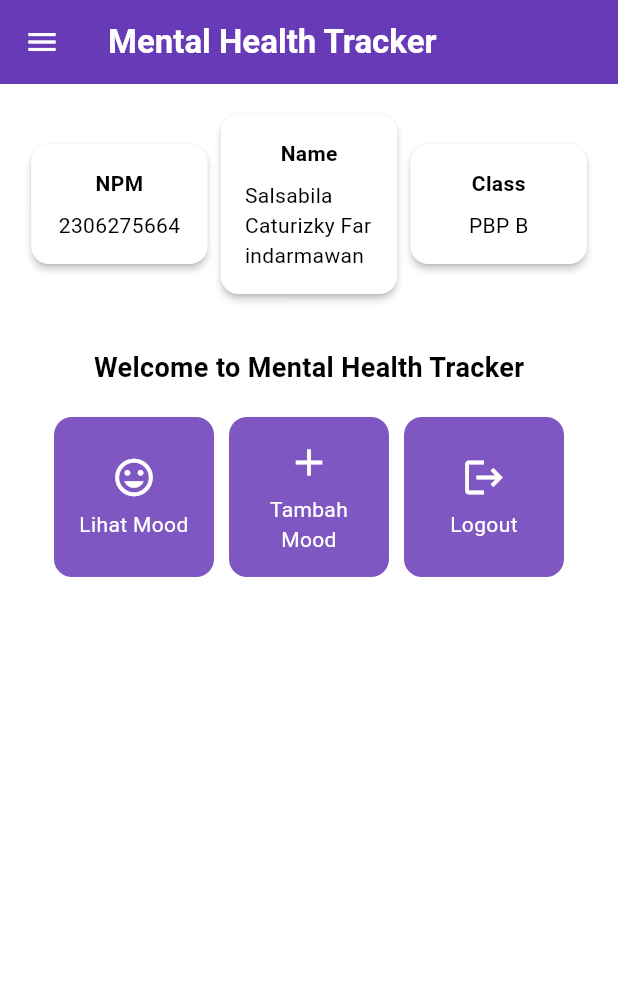
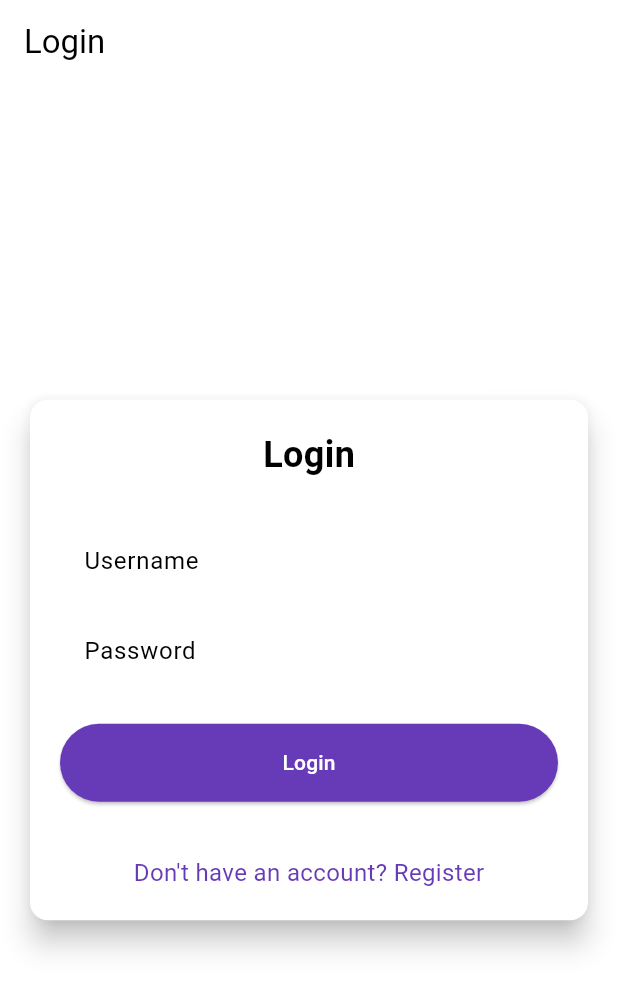
Before and after one commit to salsabilactrzky/mental-health-tracker-mobile, a Flutter app: the screen it shows after launch, on a phone screen of 412 x 824 dp. Shown: the top 991 px of the screen. Run offline on Flutter 3.47's test engine with Material 3 defaults, Android fonts, the phone set to English and light mode, and no system bars; missing offline and left inert: pbp_django_auth.

Commit message:
Tutorial 8

```diff
--- a/lib/main.dart
+++ b/lib/main.dart
@@ -1,5 +1,8 @@
 import 'package:flutter/material.dart';
-import 'package:mental_health_tracker/screens/menu.dart';
+import 'package:mental_health_tracker/screens/login.dart';
+// import 'package:mental_health_tracker/screens/menu.dart';
+import 'package:pbp_django_auth/pbp_django_auth.dart';
+import 'package:provider/provider.dart';
 
 void main() {
   runApp(const MyApp());
@@ -8,33 +11,23 @@ void main() {
 class MyApp extends StatelessWidget {
   const MyApp({super.key});
 
-  // This widget is the root of your application.
   @override
   Widget build(BuildContext context) {
-    return MaterialApp(
-      title: 'Flutter Demo',
-      theme: ThemeData(
-        // This is the theme of your application.
-        //
-        // TRY THIS: Try running your application with "flutter run". You'll see
-        // the application has a purple toolbar. Then, without quitting the app,
-        // try changing the seedColor in the colorScheme below to Colors.green
-        // and then invoke "hot reload" (save your changes or press the "hot
-        // reload" button in a Flutter-supported IDE, or press "r" if you used
-        // the command line to start the app).
-        //
-        // Notice that the counter didn't reset back to zero; the application
-        // state is not lost during the reload. To reset the state, use hot
-        // restart instead.
-        //
-        // This works for code too, not just values: Most code changes can be
-        // tested with just a hot reload.
-        colorScheme: ColorScheme.fromSwatch(
-        primarySwatch: Colors.deepPurple,
-        ).copyWith(secondary: Colors.deepPurple[400]),
-        useMaterial3: true,
+    return Provider(
+      create: (_) {
+        CookieRequest request = CookieRequest();
+        return request;
+      },
+      child: MaterialApp(
+        title: 'Mental Health Tracker',
+        theme: ThemeData(
+          useMaterial3: true,
+          colorScheme: ColorScheme.fromSwatch(
+            primarySwatch: Colors.deepPurple,
+          ).copyWith(secondary: Colors.deepPurple[400]),
+        ),
+        home: const LoginPage(),
       ),
-      home: MyHomePage(),
     );
   }
 }
--- /dev/null
+++ b/lib/screens/login.dart
@@ -0,0 +1,181 @@
+import 'package:mental_health_tracker/screens/menu.dart';
+import 'package:flutter/material.dart';
+import 'package:pbp_django_auth/pbp_django_auth.dart';
+import 'package:provider/provider.dart';
+import 'package:mental_health_tracker/screens/register.dart';
+
+
+void main() {
+  runApp(const LoginApp());
+}
+
+class LoginApp extends StatelessWidget {
+  const LoginApp({super.key});
+
+  @override
+  Widget build(BuildContext context) {
+    return MaterialApp(
+      title: 'Login',
+      theme: ThemeData(
+        useMaterial3: true,
+        colorScheme: ColorScheme.fromSwatch(
+          primarySwatch: Colors.deepPurple,
+        ).copyWith(secondary: Colors.deepPurple[400]),
+      ),
+      home: const LoginPage(),
+    );
+  }
+}
+
+class LoginPage extends StatefulWidget {
+  const LoginPage({super.key});
+
+  @override
+  State<LoginPage> createState() => _LoginPageState();
+}
+
+class _LoginPageState extends State<LoginPage> {
+  final TextEditingController _usernameController = TextEditingController();
+  final TextEditingController _passwordController = TextEditingController();
+
+  @override
+  Widget build(BuildContext context) {
+    final request = context.watch<CookieRequest>();
+
+    return Scaffold(
+      appBar: AppBar(
+        title: const Text('Login'),
+      ),
+      body: Center(
+        child: SingleChildScrollView(
+          padding: const EdgeInsets.all(16.0),
+          child: Card(
+            elevation: 8,
+            shape: RoundedRectangleBorder(
+              borderRadius: BorderRadius.circular(12.0),
+            ),
+            child: Padding(
+              padding: const EdgeInsets.all(20.0),
+              child: Column(
+                mainAxisSize: MainAxisSize.min,
+                children: [
+                  const Text(
+                    'Login',
+                    style: TextStyle(
+                      fontSize: 24.0,
+                      fontWeight: FontWeight.bold,
+                    ),
+                  ),
+                  const SizedBox(height: 30.0),
+                  TextField(
+                    controller: _usernameController,
+                    decoration: const InputDecoration(
+                      labelText: 'Username',
+                      hintText: 'Enter your username',
+                      border: OutlineInputBorder(
+                        borderRadius: BorderRadius.all(Radius.circular(12.0)),
+                      ),
+                      contentPadding:
+                          EdgeInsets.symmetric(horizontal: 12.0, vertical: 8.0),
+                    ),
+                  ),
+                  const SizedBox(height: 12.0),
+                  TextField(
+                    controller: _passwordController,
+                    decoration: const InputDecoration(
+                      labelText: 'Password',
+                      hintText: 'Enter your password',
+                      border: OutlineInputBorder(
+                        borderRadius: BorderRadius.all(Radius.circular(12.0)),
+                      ),
+                      contentPadding:
+                          EdgeInsets.symmetric(horizontal: 12.0, vertical: 8.0),
+                    ),
+                    obscureText: true,
+                  ),
+                  const SizedBox(height: 24.0),
+                  ElevatedButton(
+                    onPressed: () async {
+                      String username = _usernameController.text;
+                      String password = _passwordController.text;
+
+                      // Cek kredensial
+                      // Untuk menyambungkan Android emulator dengan Django pada localhost,
+                      // gunakan URL http://10.0.2.2/
+                      final response = await request
+                          .login("http://localhost:8000/auth/login/", {
+                        'username': username,
+                        'password': password,
+                      });
+
+                      if (request.loggedIn) {
+                        String message = response['message'];
+                        String uname = response['username'];
+                        if (context.mounted) {
+                          Navigator.pushReplacement(
+                            context,
+                            MaterialPageRoute(
+                                builder: (context) => MyHomePage()),
+                          );
+                          ScaffoldMessenger.of(context)
+                            ..hideCurrentSnackBar()
+                            ..showSnackBar(
+                              SnackBar(
+                                  content:
+                                      Text("$message Selamat datang, $uname.")),
+                            );
+                        }
+                      } else {
+                        if (context.mounted) {
+                          showDialog(
+                            context: context,
+                            builder: (context) => AlertDialog(
+                              title: const Text('Login Gagal'),
+                              content: Text(response['message']),
+                              actions: [
+                                TextButton(
+                                  child: const Text('OK'),
+                                  onPressed: () {
+                                    Navigator.pop(context);
+                                  },
+                                ),
+                              ],
+                            ),
+                          );
+                        }
+                      }
+                    },
+                    style: ElevatedButton.styleFrom(
+                      foregroundColor: Colors.white,
+                      minimumSize: Size(double.infinity, 50),
+                      backgroundColor: Theme.of(context).colorScheme.primary,
+                      padding: const EdgeInsets.symmetric(vertical: 16.0),
+                    ),
+                    child: const Text('Login'),
+                  ),
+                  const SizedBox(height: 36.0),
+                  GestureDetector(
+                    onTap: () {
+                      Navigator.push(
+                        context,
+                        MaterialPageRoute(
+                            builder: (context) => const RegisterPage()),
+                      );
+                    },
+                    child: Text(
+                      'Don\'t have an account? Register',
+                      style: TextStyle(
+                        color: Theme.of(context).colorScheme.primary,
+                        fontSize: 16.0,
+                      ),
+                    ),
+                  ),
+                ],
+              ),
+            ),
+          ),
+        ),
+      ),
+    );
+  }
+}
--- a/pubspec.yaml
+++ b/pubspec.yaml
@@ -35,6 +35,9 @@ dependencies:
   # The following adds the Cupertino Icons font to your application.
   # Use with the CupertinoIcons class for iOS style icons.
   cupertino_icons: ^1.0.8
+  provider: ^6.1.2
+  pbp_django_auth: ^0.4.0
+  http: ^1.2.2
 
 dev_dependencies:
   flutter_test:
```
Also changed, not shown: lib/models/mood_entry.dart (added, +65 -0 lines), lib/screens/list_moodentry.dart (added, +89 -0 lines), lib/screens/moodentry_form.dart (+35 -29 lines), lib/screens/register.dart (added, +165 -0 lines), lib/widgets/left_drawer.dart (+12 -0 lines), lib/widgets/mood_card.dart (+36 -1 lines), pubspec.lock, 2 other files.
